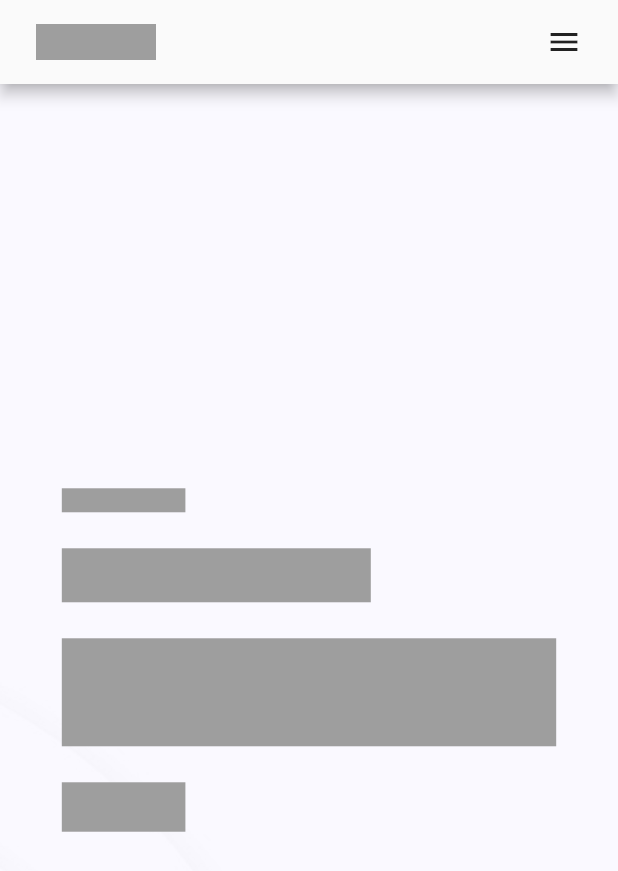
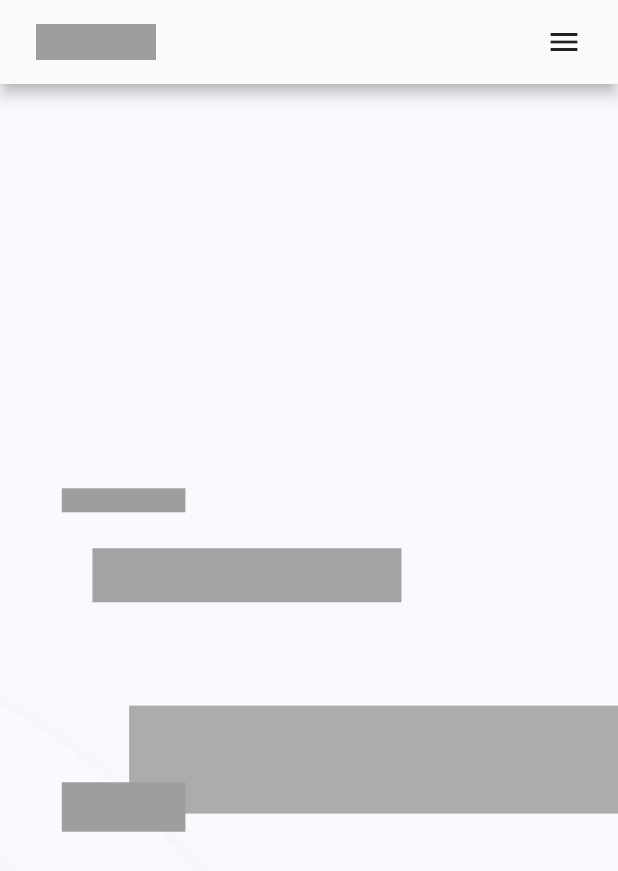
Before and after one commit to sushmoyr/portfolio, a Flutter app: the first screen one second after launch, on a phone screen of 412 x 824 dp. Shown: the top 871 px of the screen. Run offline on Flutter 3.47's test engine with Material 2 defaults, Android fonts, the phone set to English and light mode, and no system bars; missing offline and left inert: dart:html.

Commit message:
slide animation

```diff
--- a/lib/ui/components/welcome_page_slogan.dart
+++ b/lib/ui/components/welcome_page_slogan.dart
@@ -1,5 +1,6 @@
 import 'package:flutter/material.dart';
 import 'package:portfolio/utils/constants.dart';
+import 'package:portfolio/utils/slide_animations.dart';
 
 class WelcomePageSlogan extends StatelessWidget {
   const WelcomePageSlogan({Key? key}) : super(key: key);
@@ -15,11 +16,20 @@ class WelcomePageSlogan extends StatelessWidget {
             crossAxisAlignment: CrossAxisAlignment.start,
             mainAxisAlignment: MainAxisAlignment.center,
             children: [
-              placeHolder(size.maxWidth * 0.2, 16),
+              placeHolder(size.maxWidth * 0.2, 16).slideAnimation(
+                direction: SlideDirection.fromTopRight,
+                duration: Duration(milliseconds: 800),
+              ),
               defaultVerticalSpace,
-              placeHolder(size.maxWidth * 0.5, 36),
+              placeHolder(size.maxWidth * 0.5, 36).slideAnimation(
+                direction: SlideDirection.fromRight,
+                duration: Duration(milliseconds: 950),
+              ),
               defaultVerticalSpace,
-              placeHolder(size.maxWidth * 0.8, 72),
+              placeHolder(size.maxWidth * 0.8, 72).slideAnimation(
+                direction: SlideDirection.fromBottomRight,
+                duration: Duration(milliseconds: 1100),
+              ),
               defaultVerticalSpace,
               placeHolder(size.maxWidth * 0.2, size.maxWidth * 0.2 * 0.4),
             ],
--- a/lib/utils/constants.dart
+++ b/lib/utils/constants.dart
@@ -2,7 +2,7 @@ import 'package:flutter/material.dart';
 
 const kPlaceHolderColor = Colors.grey;
 
-placeHolder(double width, double height) => Container(
+Widget placeHolder(double width, double height) => Container(
       width: width,
       height: height,
       color: kPlaceHolderColor,
--- /dev/null
+++ b/lib/utils/extensions.dart
@@ -0,0 +1,16 @@
+import 'package:flutter/material.dart';
+//ignore: avoid_web_libraries_in_flutter
+import 'dart:html' as html;
+
+extension HoverExtension on Widget {
+  static final appContainer =
+      html.window.document.getElementById('app-container');
+
+  Widget get showCursorOnHover {
+    return MouseRegion(
+      child: this,
+      onHover: (_) => appContainer!.style.cursor = 'pointer',
+      onExit: (_) => appContainer!.style.cursor = 'default',
+    );
+  }
+}
--- /dev/null
+++ b/lib/utils/slide_animations.dart
@@ -0,0 +1,97 @@
+import 'package:flutter/material.dart';
+import 'dart:math' as math;
+
+extension Animation on Widget {
+  Widget slideAnimation({
+    SlideDirection direction = SlideDirection.fromLeft,
+    Duration duration = Duration.zero,
+  }) {
+    return SlideAnimation(
+      child: this,
+      direction: direction,
+      duration: duration,
+    );
+  }
+}
+
+enum AnimationType { slideAnimation }
+
+enum SlideDirection {
+  fromLeft,
+  fromRight,
+  fromTop,
+  fromBottom,
+  fromBottomRight,
+  fromBottomLeft,
+  fromTopRight,
+  fromTopLeft,
+}
+
+class SlideAnimation extends StatefulWidget {
+  const SlideAnimation({
+    Key? key,
+    required this.child,
+    required this.direction,
+    required this.duration,
+  }) : super(key: key);
+
+  final Widget child;
+  final SlideDirection direction;
+  final Duration duration;
+
+  @override
+  _SlideAnimationState createState() => _SlideAnimationState();
+}
+
+class _SlideAnimationState extends State<SlideAnimation>
+    with TickerProviderStateMixin {
+  final Tween<double> animation = Tween(begin: 1, end: 0);
+
+  @override
+  Widget build(BuildContext context) {
+    double width = MediaQuery.of(context).size.width;
+    return TweenAnimationBuilder(
+      tween: animation,
+      child: widget.child,
+      curve: Curves.easeInOut,
+      builder: (BuildContext context, double value, Widget? child) {
+        double angle = 0;
+        if (widget.direction == SlideDirection.fromLeft) {
+          angle = math.pi;
+        }
+        if (widget.direction == SlideDirection.fromRight) {
+          angle = 0;
+        }
+        if (widget.direction == SlideDirection.fromBottom) {
+          angle = math.pi / 2;
+        }
+        if (widget.direction == SlideDirection.fromTop) {
+          angle = (3 * math.pi) / 2;
+        }
+        if (widget.direction == SlideDirection.fromBottomRight) {
+          angle = math.pi / 4;
+        }
+        if (widget.direction == SlideDirection.fromBottomLeft) {
+          angle = math.pi * 0.75;
+        }
+        if (widget.direction == SlideDirection.fromTopLeft) {
+          angle = math.pi * 1.25;
+        }
+        if (widget.direction == SlideDirection.fromTopRight) {
+          angle = math.pi * 1.75;
+        }
+
+        Offset offset = Offset.fromDirection(angle, width * value);
+
+        return Transform.translate(
+          offset: offset,
+          child: Opacity(
+            opacity: 1 - value,
+            child: child,
+          ),
+        );
+      },
+      duration: widget.duration,
+    );
+  }
+}
```
